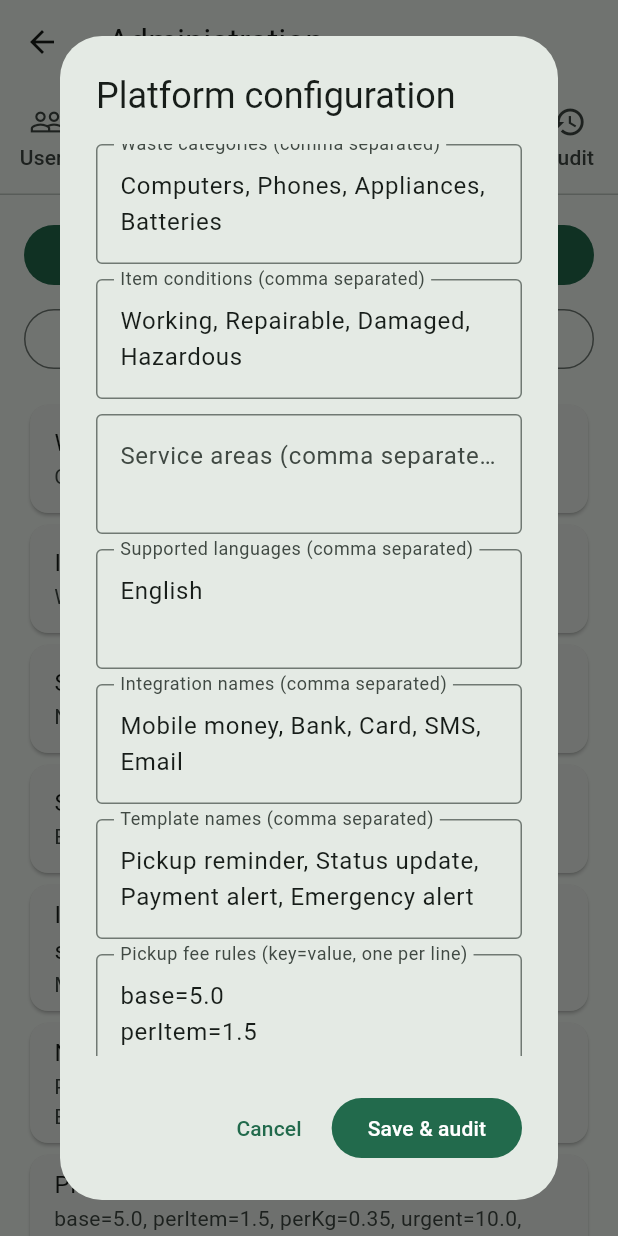
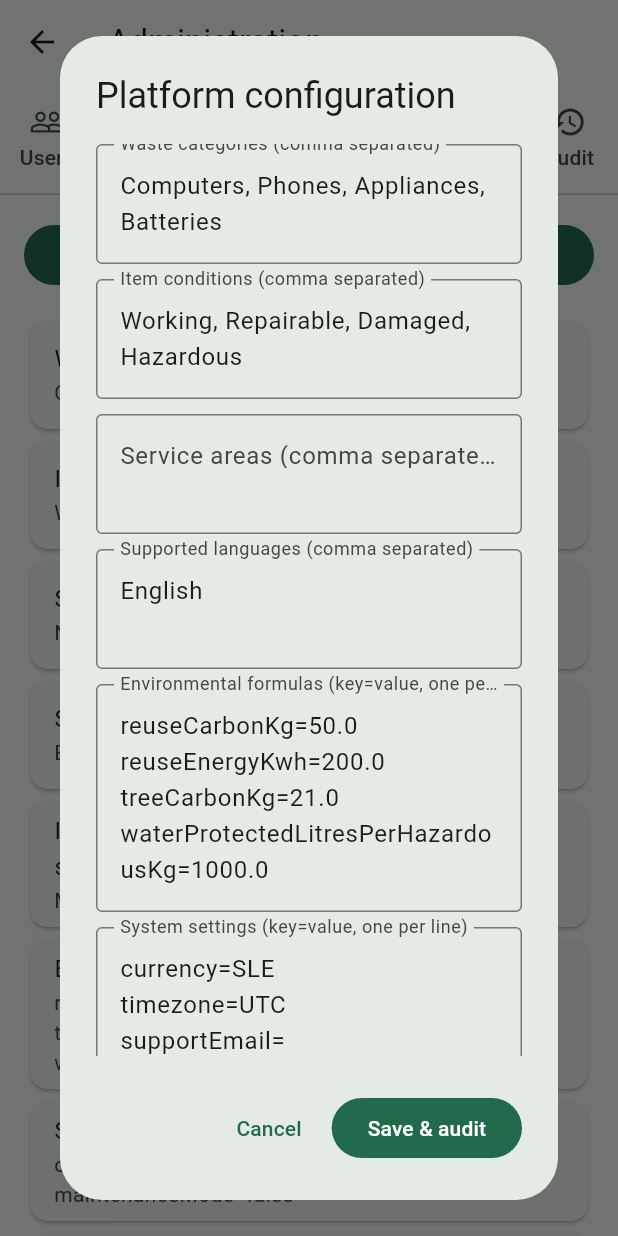
Before and after one commit to EcoTraces/ecotrace, a Flutter app: the AdministrationDashboardScreen screen opened directly, tab 4 chosen, after a tap on "Edit platform configuration", on a phone screen of 412 x 824 dp. Run offline on Flutter 3.47's test engine with Material 3 defaults, Android fonts, the phone set to English and light mode, and no system bars; our stand-ins replace cloud_firestore, csv, file_picker, firebase_auth, firebase_core, firebase_messaging and 8 more; missing offline and left inert: mobile_scanner; accounts and stored records are empty; network calls fail.

Commit message:
Fix admin repository: role-change never applied, and near-total API bypass
Module 30 audit found AdminRepository almost entirely disconnected
from the comprehensive /administration/* API despite it already
existing: watchUsers, watchRoles, watchConfiguration, checkHealth all
read/wrote Firestore directly.

The serious one: changeRole() only ever wrote the user's Firestore
role field and queued a "pendingClaimSync" request - nothing in the
codebase processes that queue. The real backend endpoint,
PUT /administration/users/:uid/role, sets the Firebase custom claim
synchronously. Since auth.ts's authenticate middleware prefers the
custom claim over the Firestore field whenever a claim is present,
any user who'd ever had a claim set (e.g. via that same endpoint)
would keep their old permissions after an admin "changed" their role
through this UI - the change would show in the Firestore-backed
profile but silently not affect what the API actually authorized.
Now calls the real endpoint, which applies immediately.

Also found the environmental-formulas configuration split three ways
across systemConfiguration/platform.environmentalFormulas (what this
screen read), systemConfiguration/environmentalFormulas (the admin
catalog, also unread by anything), and systemSettings/environmentalFormulas
(the one GET/PUT /impact/formulas and the actual impact calculation
both use). Pointed this screen at the real one so edits here now have
an actual effect. Pickup fees and reward rules turned out to have the
same kind of split (systemSettings/billing and a top-level rewardRules
collection, respectively, neither exposed through any admin endpoint)
but fixing those would mean touching the routes that consume them too,
which is out of scope here - removed those fields from this screen
rather than silently wire them to something with no effect, and noted
where they're actually managed. Also dropped the notification-template
creator here, since it wrote a differently-shaped record than the
Notifications screen's version of the same feature (already fixed
properly in the module 24 pass) to the same collection.

watchUsers/watchRoles/checkHealth/saveRole/updateAccountStatus now go
through the real API when configured, matching the _useApi pattern
used everywhere else in this codebase; Firestore-direct stays as the
fallback.

Co-Authored-By: Claude Sonnet 5 <noreply@anthropic.com>

```diff
--- a/lib/features/admin/domain/system_administration.dart
+++ b/lib/features/admin/domain/system_administration.dart
@@ -23,6 +23,14 @@ class RoleDefinition {
       description: data['description'] as String? ?? '',
     );
   }
+
+  factory RoleDefinition.fromJson(Map<String, dynamic> data) => RoleDefinition(
+    role: AppRole.fromValue(
+      data['id']?.toString() ?? data['name']?.toString(),
+    ),
+    permissions: Set<String>.from(data['permissions'] as List? ?? const []),
+    description: data['description']?.toString() ?? '',
+  );
 }
 
 class SystemConfiguration {
@@ -169,6 +177,34 @@ class PlatformHealthSnapshot {
   bool get healthy => services.values.every(
     (status) => status == PlatformServiceStatus.operational,
   );
+
+  factory PlatformHealthSnapshot.fromJson(
+    Map<String, dynamic> health, {
+    int userCount = 0,
+  }) {
+    final services = Map<String, dynamic>.from(
+      health['services'] as Map? ?? const {},
+    );
+    return PlatformHealthSnapshot(
+      services: services.map(
+        (key, value) => MapEntry(key, _statusFromName(value.toString())),
+      ),
+      userCount: userCount,
+      // Role changes now go through PUT /administration/users/:uid/role,
+      // which sets the Firebase custom claim synchronously - there is no
+      // longer a pending-sync queue to report.
+      pendingRoleChanges: 0,
+      checkedAt:
+          DateTime.tryParse(health['checkedAt']?.toString() ?? '') ??
+          DateTime.now(),
+    );
+  }
+
+  static PlatformServiceStatus _statusFromName(String name) =>
+      PlatformServiceStatus.values
+          .where((value) => value.name == name)
+          .firstOrNull ??
+      PlatformServiceStatus.unavailable;
 }
 
 const administrationPermissions = <String>[
--- a/lib/features/admin/presentation/admin_dashboard_screen.dart
+++ b/lib/features/admin/presentation/admin_dashboard_screen.dart
@@ -477,12 +477,6 @@ class _Configuration extends StatelessWidget {
             icon: const Icon(Icons.tune),
             label: const Text('Edit platform configuration'),
           ),
-          const SizedBox(height: 8),
-          OutlinedButton.icon(
-            onPressed: () => _template(context),
-            icon: const Icon(Icons.message_outlined),
-            label: const Text('Create notification template'),
-          ),
           const SizedBox(height: 16),
           _section('Waste categories', config.wasteCategories),
           _section('Item conditions', config.itemConditions),
@@ -492,11 +486,20 @@ class _Configuration extends StatelessWidget {
             'Integrations (names only; secrets stay server-side)',
             config.integrationNames,
           ),
-          _section('Notification templates', config.notificationTemplateNames),
-          _mapSection('Pickup fees', config.pickupFees),
-          _mapSection('Reward rules', config.rewardRules),
           _mapSection('Environmental formulas', config.environmentalFormulas),
           _textMapSection('System settings', config.settings),
+          const Card(
+            child: ListTile(
+              leading: Icon(Icons.info_outline),
+              title: Text('Managed elsewhere'),
+              subtitle: Text(
+                'Notification templates: Notifications screen.\n'
+                'Pickup fees and reward rules: not yet exposed here - '
+                'each is read from a separate configuration location by '
+                'the code that calculates them.',
+              ),
+            ),
+          ),
         ],
       );
     },
@@ -536,16 +539,6 @@ class _Configuration extends StatelessWidget {
     final languages = TextEditingController(
       text: config.supportedLanguages.join(', '),
     );
-    final integrations = TextEditingController(
-      text: config.integrationNames.join(', '),
-    );
-    final templates = TextEditingController(
-      text: config.notificationTemplateNames.join(', '),
-    );
-    final fees = TextEditingController(text: _encodeNumbers(config.pickupFees));
-    final rewards = TextEditingController(
-      text: _encodeNumbers(config.rewardRules),
-    );
     final formulas = TextEditingController(
       text: _encodeNumbers(config.environmentalFormulas),
     );
@@ -567,18 +560,6 @@ class _Configuration extends StatelessWidget {
                 _field(conditions, 'Item conditions (comma separated)'),
                 _field(areas, 'Service areas (comma separated)'),
                 _field(languages, 'Supported languages (comma separated)'),
-                _field(integrations, 'Integration names (comma separated)'),
-                _field(templates, 'Template names (comma separated)'),
-                _field(
-                  fees,
-                  'Pickup fee rules (key=value, one per line)',
-                  lines: 6,
-                ),
-                _field(
-                  rewards,
-                  'Reward rules (key=value, one per line)',
-                  lines: 4,
-                ),
                 _field(
                   formulas,
                   'Environmental formulas (key=value, one per line)',
@@ -613,10 +594,10 @@ class _Configuration extends StatelessWidget {
             itemConditions: _list(conditions.text),
             serviceAreas: _list(areas.text),
             supportedLanguages: _list(languages.text),
-            integrationNames: _list(integrations.text),
-            notificationTemplateNames: _list(templates.text),
-            pickupFees: _numberMap(fees.text),
-            rewardRules: _numberMap(rewards.text),
+            integrationNames: config.integrationNames,
+            notificationTemplateNames: const [],
+            pickupFees: config.pickupFees,
+            rewardRules: config.rewardRules,
             environmentalFormulas: _numberMap(formulas.text),
             settings: _stringMap(settings.text),
           ),
@@ -634,10 +615,6 @@ class _Configuration extends StatelessWidget {
       conditions,
       areas,
       languages,
-      integrations,
-      templates,
-      fees,
-      rewards,
       formulas,
       settings,
     ]) {
@@ -657,44 +634,6 @@ class _Configuration extends StatelessWidget {
       decoration: InputDecoration(labelText: label, alignLabelWithHint: true),
     ),
   );
-
-  Future<void> _template(BuildContext context) async {
-    final name = TextEditingController(),
-        title = TextEditingController(),
-        body = TextEditingController();
-    final saved = await showDialog<bool>(
-      context: context,
-      builder: (context) => AlertDialog(
-        title: const Text('Notification template'),
-        content: Column(
-          mainAxisSize: MainAxisSize.min,
-          children: [
-            _field(name, 'Name', lines: 1),
-            _field(title, 'Title', lines: 1),
-            _field(body, 'Message body', lines: 4),
-          ],
-        ),
-        actions: [
-          FilledButton(
-            onPressed: () => Navigator.pop(context, true),
-            child: const Text('Create'),
-          ),
-        ],
-      ),
-    );
-    if (saved == true &&
-        name.text.trim().isNotEmpty &&
-        title.text.trim().isNotEmpty) {
-      await repository.saveNotificationTemplate(
-        name: name.text,
-        title: title.text,
-        body: body.text,
-      );
-    }
-    name.dispose();
-    title.dispose();
-    body.dispose();
-  }
 
   String _encodeNumbers(Map<String, double> values) =>
       values.entries.map((e) => '${e.key}=${e.value}').join('\n');
```
Also changed, not shown: lib/features/admin/data/admin_repository.dart (+157 -34 lines).
